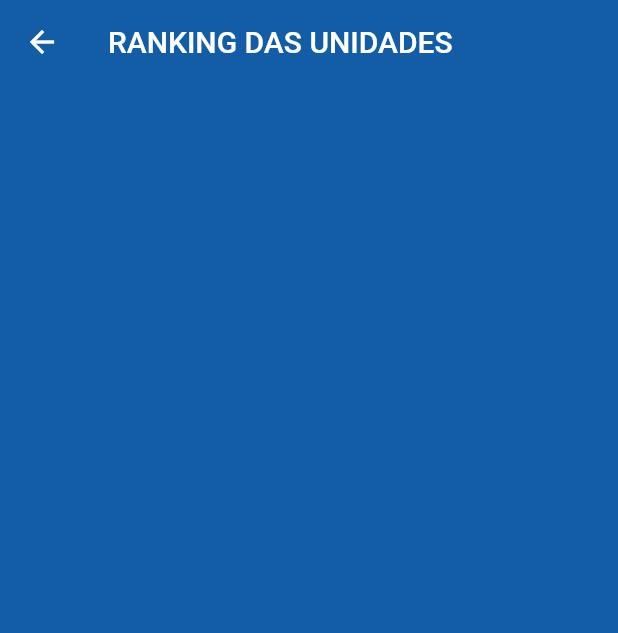
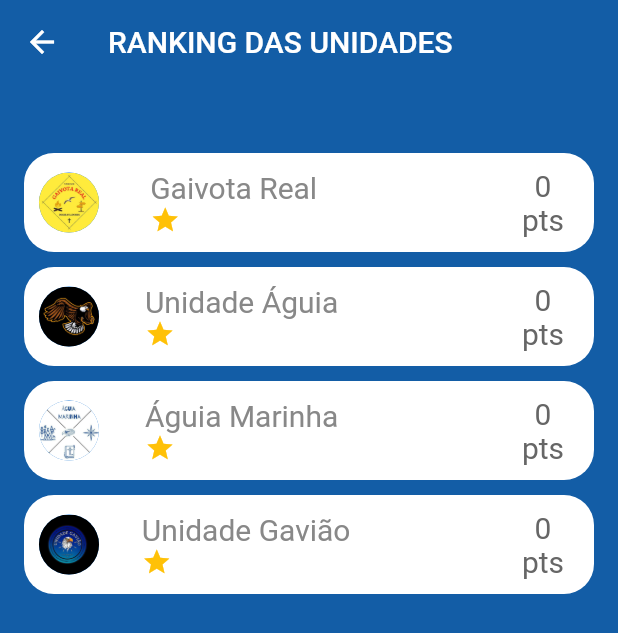
Before and after one commit to rodriguesJeff/aguia-real-app, a Flutter app: the screen it shows after launch, after a tap on "ACOMPANHAR PONTUAÇÃO", on a phone screen of 412 x 824 dp. Shown: the top 633 px of the screen. Run offline on Flutter 3.47's test engine with Material 2 defaults, Android fonts, the light colour scheme and no system bars; drawn by our look-alikes of flutter_rating_bar; our stand-ins replace dotted_line, flutter_mobx, loading_animation_widget, mobx, parse_server_sdk_flutter; generated files the repository leaves out were written again; network calls fail.

Commit message:
Ranking funcionando listagem mas nao em ordem, adicao de pontos funcionando perfeitamente

```diff
--- a/lib/src/modules/ranking/set_unity_ranking.dart
+++ b/lib/src/modules/ranking/set_unity_ranking.dart
@@ -65,7 +65,7 @@ class _SetUnityRankingState extends State<SetUnityRanking>
                           title: const Text('Unidades'),
                           backgroundColor: Colors.white,
                           children: [
-                            for (var unity in controller.unityes)
+                            for (var unity in controller.unityesNames)
                               InkWell(
                                 onTap: () {
                                   controller.setUnity(unity);
--- a/lib/src/modules/ranking/show_unity_ranking.dart
+++ b/lib/src/modules/ranking/show_unity_ranking.dart
@@ -1,8 +1,7 @@
 import 'package:aguia_real_dbv/src/modules/ranking/unity_ranking_controller.dart';
-import 'package:aguia_real_dbv/src/shared/services/get_unity_logo.dart';
+import 'package:aguia_real_dbv/src/modules/ranking/widgets/unity_info.dart';
 import 'package:aguia_real_dbv/src/shared/utils.dart';
 import 'package:flutter_mobx/flutter_mobx.dart';
-import 'package:flutter_rating_bar/flutter_rating_bar.dart';
 import 'package:loading_animation_widget/loading_animation_widget.dart';
 import 'package:flutter/material.dart';
 
@@ -48,63 +47,8 @@ class _ShowUnityRankingState extends State<ShowUnityRanking> {
                     crossAxisAlignment: CrossAxisAlignment.start,
                     children: [
                       const SizedBox(height: 30.0),
-                      for (var unity in controller.unityes)
-                        Container(
-                          margin: const EdgeInsets.only(bottom: 10.0),
-                          padding: const EdgeInsets.all(10),
-                          decoration: BoxDecoration(
-                            color: Colors.white,
-                            borderRadius: BorderRadius.circular(20),
-                          ),
-                          child: Row(
-                            mainAxisAlignment: MainAxisAlignment.spaceBetween,
-                            children: [
-                              CircleAvatar(
-                                backgroundImage:
-                                    AssetImage(getUnityLogo(unity['name'])),
-                                radius: 30,
-                              ),
-                              Column(
-                                mainAxisAlignment:
-                                    MainAxisAlignment.spaceAround,
-                                crossAxisAlignment: CrossAxisAlignment.start,
-                                children: [
-                                  Text(
-                                    unity['name'],
-                                    style: TextStyle(
-                                      color: Utils.greyMid,
-                                      fontSize: 20,
-                                    ),
-                                  ),
-                                  RatingBarIndicator(
-                                    rating: 5,
-                                    itemBuilder: (context, index) => const Icon(
-                                      Icons.star,
-                                      color: Colors.amber,
-                                    ),
-                                    itemCount: 5,
-                                    itemSize: 20.0,
-                                    direction: Axis.horizontal,
-                                  ),
-                                ],
-                              ),
-                              const SizedBox.shrink(),
-                              const SizedBox.shrink(),
-                              const SizedBox.shrink(),
-                              Padding(
-                                padding: const EdgeInsets.only(right: 10.0),
-                                child: Text(
-                                  '800\npts',
-                                  textAlign: TextAlign.center,
-                                  style: TextStyle(
-                                    fontSize: 20.0,
-                                    color: Utils.greyDark,
-                                  ),
-                                ),
-                              ),
-                            ],
-                          ),
-                        ),
+                      for (var c in controller.lista)
+                        unityInfo(name: c.name, score: c.score),
                     ],
                   ),
           ),
--- a/lib/src/modules/ranking/unity_ranking_controller.dart
+++ b/lib/src/modules/ranking/unity_ranking_controller.dart
@@ -1,6 +1,8 @@
 import 'package:aguia_real_dbv/src/modules/ranking/unity_ranking_repository.dart';
 import 'package:aguia_real_dbv/src/shared/data/unity_repository.dart';
 import 'package:aguia_real_dbv/src/shared/models/event.dart';
+import 'package:aguia_real_dbv/src/shared/models/unity_ranked.dart';
+import 'package:aguia_real_dbv/src/shared/services/get_stars.dart';
 import 'package:aguia_real_dbv/src/views/unity_view.dart';
 import 'package:mobx/mobx.dart';
 import 'package:parse_server_sdk_flutter/parse_server_sdk.dart';
@@ -17,7 +19,8 @@ abstract class _UnityRankingControllerBase with Store {
 
   @action
   void initScreen() {
-    getUnityesRanking();
+    getUnityes();
+    getUnityesRanking('DYSWFhg6Ln');
   }
 
   @observable
@@ -34,6 +37,9 @@ abstract class _UnityRankingControllerBase with Store {
   List<ParseObject> unityes = [];
 
   @observable
+  List<ParseObject> unityesNames = [];
+
+  @observable
   ParseObject? unity;
 
   @observable
@@ -46,14 +52,71 @@ abstract class _UnityRankingControllerBase with Store {
   @observable
   num? score;
 
+  @observable
+  UnityRanked gaviao = UnityRanked(name: 'Unidade Gavião');
+
+  @observable
+  UnityRanked aguiaMarinha = UnityRanked(name: 'Águia Marinha');
+
+  @observable
+  UnityRanked aguia = UnityRanked(name: 'Unidade Águia');
+
+  @observable
+  UnityRanked gaivotaReal = UnityRanked(name: 'Gaivota Real');
+
+  @observable
+  List<UnityRanked> lista = [
+    UnityRanked(name: 'Gaivota Real'),
+    UnityRanked(name: 'Unidade Águia'),
+    UnityRanked(name: 'Águia Marinha'),
+    UnityRanked(name: 'Unidade Gavião'),
+  ];
+
   @action
-  void setScore(String value) => score = int.parse(value);
+  void setScore(String value) {
+    if (value == '') {
+      score = 0;
+    } else {
+      score = int.parse(value);
+    }
+  }
+
   bool get isScoreValid => score != null && score! > 0;
 
   @action
-  Future<void> getUnityesRanking() async {
+  Future<void> getUnityesRanking(String eventID) async {
     isLoading = true;
-    unityes = await unityRepository.getUnityes();
+    unityes = await unityRankingRepository.getUnityesRanking(eventId: eventID);
+
+    for (var u in unityes) {
+      lista.forEach((element) {
+        if (element.name == 'Unidade Gavião' &&
+            u['unityName'] == element.name) {
+          element.score = element.score + u['score'];
+          element.stars = getStars(element.score + u['score']);
+        } else if (element.name == 'Gaivota Real' &&
+            u['unityName'] == element.name) {
+          element.score = element.score + u['score'];
+          element.stars = getStars(element.score + u['score']);
+        } else if (element.name == 'Unidade Águia' &&
+            u['unityName'] == element.name) {
+          element.score = element.score + u['score'];
+          element.stars = getStars(element.score + u['score']);
+        } else if (element.name == 'Águia Marinha' &&
+            u['unityName'] == element.name) {
+          element.score = element.score + u['score'];
+          element.stars = getStars(element.score + u['score']);
+        }
+      });
+    }
+
+    isLoading = false;
+  }
+
+  @action
+  Future<void> getUnityes() async {
+    isLoading = true;
+    unityesNames = await unityRepository.getUnityes();
     isLoading = false;
   }
 
@@ -71,6 +134,7 @@ abstract class _UnityRankingControllerBase with Store {
     final response = await unityRankingRepository.setUnityScore(
       eventId: event!.eventID,
       unityId: unity!['objectId'],
+      unityName: unity!['name'],
       score: score!,
       reason: reason!,
     );
--- a/lib/src/modules/ranking/unity_ranking_repository.dart
+++ b/lib/src/modules/ranking/unity_ranking_repository.dart
@@ -5,12 +5,14 @@ class UnityRankingRepository {
   Future<bool> setUnityScore({
     required String eventId,
     required String unityId,
+    required String unityName,
     required num score,
     required String reason,
   }) async {
     try {
       var registerRanking = ParseObject('Ranking')
         ..set('unity', ParseObject('Unitys')..objectId = unityId)
+        ..set('unityName', unityName)
         ..set('score', score)
         ..set('reason', reason);
 
@@ -29,4 +31,26 @@ class UnityRankingRepository {
 
     return false;
   }
+
+  Future<List<ParseObject>> getUnityesRanking({
+    required String eventId,
+  }) async {
+    var event = ParseObject('Event')..objectId = eventId;
+    var rankingID = event['ranking'];
+
+    QueryBuilder<ParseObject> rankingQuery =
+        QueryBuilder<ParseObject>(ParseObject('Ranking')..objectId = rankingID);
+
+    final ParseResponse response = await rankingQuery.query();
+
+    try {
+      if (response.success && response.results != null) {
+        return response.results as List<ParseObject>;
+      }
+    } catch (e) {
+      debugPrint('$e');
+    }
+
+    return [];
+  }
 }
--- /dev/null
+++ b/lib/src/modules/ranking/widgets/unity_info.dart
@@ -0,0 +1,61 @@
+import 'package:aguia_real_dbv/src/shared/services/get_stars.dart';
+import 'package:aguia_real_dbv/src/shared/services/get_unity_logo.dart';
+import 'package:aguia_real_dbv/src/shared/utils.dart';
+import 'package:flutter_rating_bar/flutter_rating_bar.dart';
+import 'package:flutter/material.dart';
+
+Widget unityInfo({required String name, required num score, m}) {
+  return Container(
+    margin: const EdgeInsets.only(bottom: 10.0),
+    padding: const EdgeInsets.all(10),
+    decoration: BoxDecoration(
+      color: Colors.white,
+      borderRadius: BorderRadius.circular(20),
+    ),
+    child: Row(
+      mainAxisAlignment: MainAxisAlignment.spaceBetween,
+      children: [
+        CircleAvatar(
+          backgroundImage: AssetImage(getUnityLogo(name)),
+        ),
+        Column(
+          mainAxisAlignment: MainAxisAlignment.spaceAround,
+          crossAxisAlignment: CrossAxisAlignment.start,
+          children: [
+            Text(
+              name,
+              style: TextStyle(
+                color: Utils.greyMid,
+                fontSize: 20,
+              ),
+            ),
+            RatingBarIndicator(
+              rating: 5,
+              itemBuilder: (context, index) => const Icon(
+                Icons.star,
+                color: Colors.amber,
+              ),
+              itemCount: getStars(score),
+              itemSize: 20.0,
+              direction: Axis.horizontal,
+            ),
+          ],
+        ),
+        const SizedBox.shrink(),
+        const SizedBox.shrink(),
+        const SizedBox.shrink(),
+        Padding(
+          padding: const EdgeInsets.only(right: 10.0),
+          child: Text(
+            '$score\npts',
+            textAlign: TextAlign.center,
+            style: TextStyle(
+              fontSize: 20.0,
+              color: Utils.greyDark,
+            ),
+          ),
+        ),
+      ],
+    ),
+  );
+}
--- a/lib/src/shared/models/event.dart
+++ b/lib/src/shared/models/event.dart
@@ -5,6 +5,7 @@ class Event {
     required this.eventDate,
     required this.finalEventDate,
     required this.eventMaxScore,
+    this.rankingId,
   });
 
   final String eventID;
@@ -12,4 +13,5 @@ class Event {
   final DateTime eventDate;
   final DateTime finalEventDate;
   final num eventMaxScore;
+  final String? rankingId;
 }
--- /dev/null
+++ b/lib/src/shared/services/get_stars.dart
@@ -0,0 +1,15 @@
+int getStars(num score) {
+  if (score >= 0 && score <= 200) {
+    return 1;
+  } else if (score >= 201 && score <= 400) {
+    return 2;
+  } else if (score >= 401 && score <= 600) {
+    return 3;
+  } else if (score >= 601 && score <= 800) {
+    return 4;
+  } else if (score >= 81 && score <= 1000) {
+    return 5;
+  } else {
+    return 1;
+  }
+}
--- a/lib/src/shared/services/get_unity_logo.dart
+++ b/lib/src/shared/services/get_unity_logo.dart
@@ -1,10 +1,10 @@
 String getUnityLogo(String unityName) {
   switch (unityName) {
-    case 'Águia':
+    case 'Unidade Águia':
       return 'assets/images/unityes/unidade-aguia.jpeg';
     case 'Águia Marinha':
       return 'assets/images/unityes/unidade-aguia-marinha.jpeg';
-    case 'Gavião':
+    case 'Unidade Gavião':
       return 'assets/images/unityes/unidade-gaviao.jpeg';
     case 'Gaivota Real':
       return 'assets/images/unityes/unidade-gaivota-real.jpeg';
```
Also changed, not shown: lib/src/shared/models/unity_ranked.dart (added, +11 -0 lines), lib/src/modules/ranking/unity_ranking_controller.g.dart.
